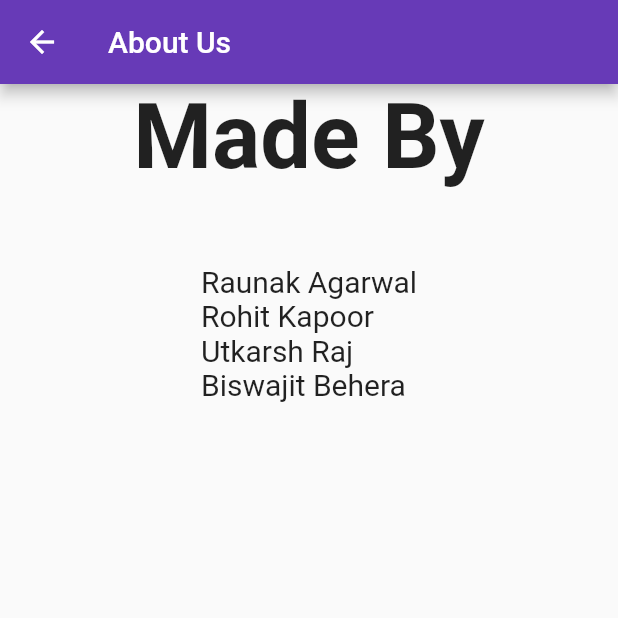
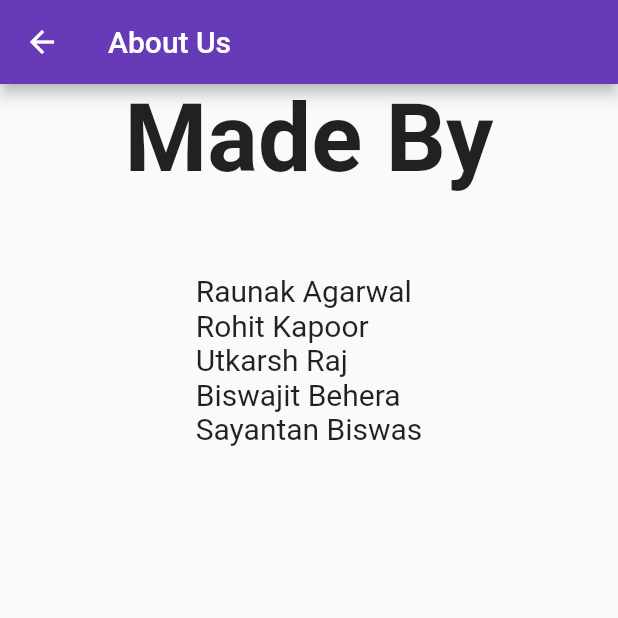
Before and after one commit to biswa1751/nasa-earth-dictionary, a Flutter app: the screen it shows after launch, in the side drawer, after a tap on "About Us", on a phone screen of 412 x 824 dp, the top half of it. Run offline on Flutter 3.47's test engine with Material 2 defaults, Android fonts, the phone set to English and light mode, and no system bars; missing offline and left inert: material_search.

Commit message:
Adds new details and small UI changes

```diff
--- a/lib/ui/drawer.dart
+++ b/lib/ui/drawer.dart
@@ -24,14 +24,14 @@ class MyDrawer extends StatelessWidget {
                                   Text(
                                     "Made By",
                                     style: TextStyle(
-                                        fontSize: 60.0,
+                                        fontSize: 63.0,
                                         fontWeight: FontWeight.bold),
                                   ),
                                   SizedBox(
-                                    height: 50.0,
+                                    height: 52.5,
                                   ),
                                   Text(
-                                    "Raunak Agarwal\nRohit Kapoor\nUtkarsh Raj\nBiswajit Behera",
+                                    "Raunak Agarwal\nRohit Kapoor\nUtkarsh Raj\nBiswajit Behera\nSayantan Biswas",
                                     style: TextStyle(fontSize: 20.0),
                                   )
                                 ],
```
